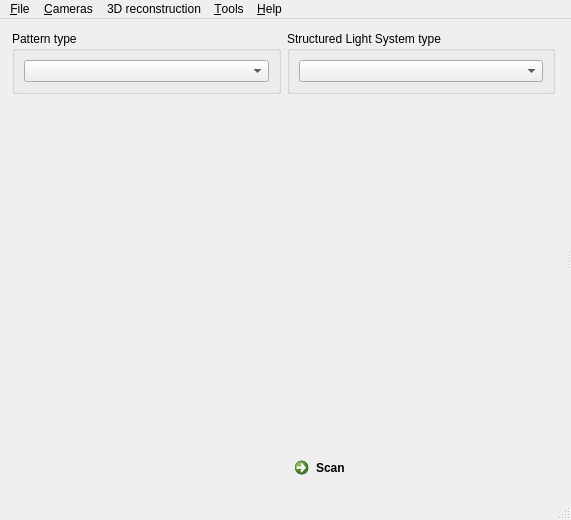
First picture: the form in Z3DScanner/src/ui/mainwindow.ui, repository nikolaseu/neuvision, before the edit.
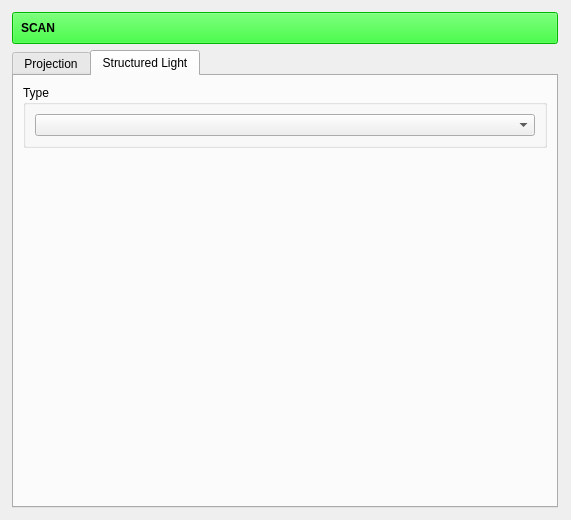
Second picture: the form after the edit. The open tabs and pages were chosen to show the change.

Commit message: Use tabwidget to reduce wasted space. Delete main menu and status bar

Diff of the .ui file:
```diff
--- a/Z3DScanner/src/ui/mainwindow.ui
+++ b/Z3DScanner/src/ui/mainwindow.ui
@@ -32,8 +32,14 @@
       <property name="orientation">
        <enum>Qt::Horizontal</enum>
       </property>
+      <property name="handleWidth">
+       <number>1</number>
+      </property>
       <widget class="QWidget" name="horizontalLayoutWidget">
-       <layout class="QHBoxLayout" name="horizontalLayout_2">
+       <layout class="QVBoxLayout" name="verticalLayout_5">
+        <property name="sizeConstraint">
+         <enum>QLayout::SetMinimumSize</enum>
+        </property>
         <property name="leftMargin">
          <number>12</number>
         </property>
@@ -47,11 +53,46 @@
          <number>12</number>
         </property>
         <item>
+         <widget class="QPushButton" name="startAcquisitionButton">
+          <property name="font">
+           <font>
+            <weight>75</weight>
+            <bold>true</bold>
+           </font>
+          </property>
+          <property name="styleSheet">
+           <string notr="true">background-color: rgb(0, 255, 0);
+color: rgb(0, 0, 0);
+text-align: left;
+padding: 8px;</string>
+          </property>
+          <property name="text">
+           <string>SCAN</string>
+          </property>
+         </widget>
+        </item>
+        <item>
+         <widget class="QTabWidget" name="tabWidget">
+          <property name="sizePolicy">
+           <sizepolicy hsizetype="Minimum" vsizetype="Expanding">
+            <horstretch>0</horstretch>
+            <verstretch>0</verstretch>
+           </sizepolicy>
+          </property>
+          <property name="currentIndex">
+           <number>0</number>
+          </property>
+          <widget class="QWidget" name="tab">
+           <attribute name="title">
+            <string>Projection</string>
+           </attribute>
+           <layout class="QVBoxLayout" name="verticalLayout_3">
+            <item>
          <layout class="QVBoxLayout" name="verticalLayout">
           <item>
            <widget class="QGroupBox" name="groupBox">
             <property name="title">
-             <string>Pattern type</string>
+                 <string>Type</string>
             </property>
             <layout class="QGridLayout" name="gridLayout_4">
              <item row="0" column="0">
@@ -78,12 +119,19 @@
           </item>
          </layout>
         </item>
+           </layout>
+          </widget>
+          <widget class="QWidget" name="tab_2">
+           <attribute name="title">
+            <string>Structured Light</string>
+           </attribute>
+           <layout class="QVBoxLayout" name="verticalLayout_4">
         <item>
          <layout class="QVBoxLayout" name="verticalLayout_2">
           <item>
            <widget class="QGroupBox" name="groupBox_2">
             <property name="title">
-             <string>Structured Light System type</string>
+                 <string>Type</string>
             </property>
             <layout class="QGridLayout" name="gridLayout_2">
              <item row="0" column="0">
@@ -108,14 +156,11 @@
             </property>
            </spacer>
           </item>
-          <item>
-           <widget class="QCommandLinkButton" name="startAcquisitionButton">
-            <property name="text">
-             <string>Scan</string>
-            </property>
-           </widget>
-          </item>
-         </layout>
+             </layout>
+            </item>
+           </layout>
+          </widget>
+         </widget>
         </item>
        </layout>
       </widget>
@@ -126,90 +171,6 @@
     </item>
    </layout>
   </widget>
-  <widget class="QMenuBar" name="menubar">
-   <property name="geometry">
-    <rect>
-     <x>0</x>
-     <y>0</y>
-     <width>571</width>
-     <height>22</height>
-    </rect>
-   </property>
-   <widget class="QMenu" name="menuFile">
-    <property name="title">
-     <string>&amp;File</string>
-    </property>
-    <addaction name="actionQuit"/>
-   </widget>
-   <widget class="QMenu" name="menuCameras">
-    <property name="title">
-     <string>&amp;Cameras</string>
-    </property>
-   </widget>
-   <widget class="QMenu" name="menuTools">
-    <property name="title">
-     <string>&amp;Tools</string>
-    </property>
-    <addaction name="actionCloudViewer"/>
-   </widget>
-   <widget class="QMenu" name="menuHelp">
-    <property name="title">
-     <string>&amp;Help</string>
-    </property>
-    <addaction name="actionAbout"/>
-    <addaction name="actionAboutPlugins"/>
-   </widget>
-   <widget class="QMenu" name="menu3dReconstruction">
-    <property name="title">
-     <string>3D reconstruction</string>
-    </property>
-    <addaction name="actionCalibrateSystem"/>
-    <addaction name="actionUpdateCalibration"/>
-    <addaction name="separator"/>
-    <addaction name="actionShowSnapshot3D"/>
-   </widget>
-   <addaction name="menuFile"/>
-   <addaction name="menuCameras"/>
-   <addaction name="menu3dReconstruction"/>
-   <addaction name="menuTools"/>
-   <addaction name="menuHelp"/>
-  </widget>
-  <widget class="QStatusBar" name="statusbar"/>
-  <action name="actionQuit">
-   <property name="text">
-    <string>&amp;Quit</string>
-   </property>
-  </action>
-  <action name="actionCalibrateSystem">
-   <property name="text">
-    <string>Calibrate system...</string>
-   </property>
-  </action>
-  <action name="actionAbout">
-   <property name="text">
-    <string>About Z3D Scanner...</string>
-   </property>
-  </action>
-  <action name="actionCloudViewer">
-   <property name="text">
-    <string>&amp;Point cloud viewer...</string>
-   </property>
-  </action>
-  <action name="actionUpdateCalibration">
-   <property name="text">
-    <string>Update calibration</string>
-   </property>
-  </action>
-  <action name="actionShowSnapshot3D">
-   <property name="text">
-    <string>Show snapshot in 3D...</string>
-   </property>
-  </action>
-  <action name="actionAboutPlugins">
-   <property name="text">
-    <string>About plugins...</string>
-   </property>
-  </action>
  </widget>
  <resources/>
  <connections/>
```
Left out of the diff: 6 changed lines with no effect on the pictures. Lines whose indentation alone changed are shown as unchanged. The commit also changes 1 other file.
